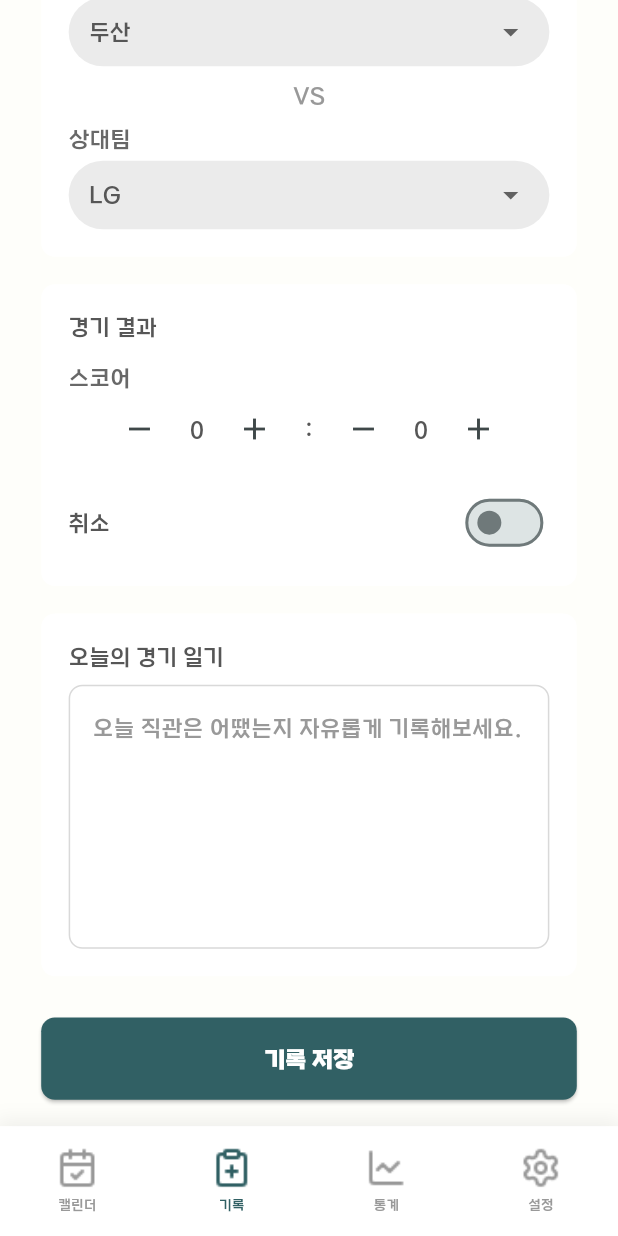
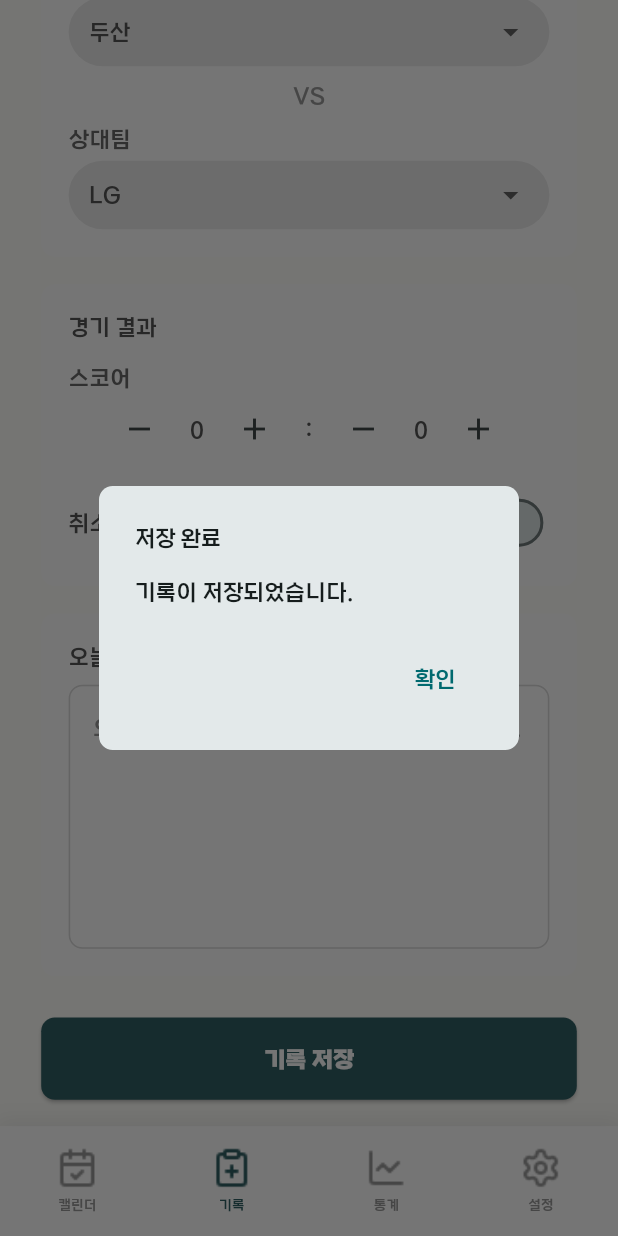
Before and after one commit to Obebe-creator/capstone_baseball, a Flutter app: the screen it shows after launch, item 2 of the bottom bar chosen, scrolled down 303 dp, after a tap on "기록 저장", on a phone screen of 412 x 824 dp. Run offline on Flutter 3.47's test engine with Material 3 defaults, Android fonts, the phone set to English and light mode, and no system bars; our stand-ins replace flutter_screenutil, get, logger, shared_preferences, table_calendar.

Commit message:
기록 저장, home에서 요약 불러오기

```diff
--- a/lib/controller/record_controller.dart
+++ b/lib/controller/record_controller.dart
@@ -3,6 +3,7 @@ import 'package:capstone_baseball/model/game_record.dart';
 import 'package:capstone_baseball/model/stadium.dart';
 import 'package:capstone_baseball/model/team.dart';
 import 'package:capstone_baseball/service/record_service.dart';
+import 'package:capstone_baseball/utils/helper/logger.dart';
 import 'package:flutter/material.dart';
 import 'package:get/get.dart';
 
@@ -29,8 +30,8 @@ class RecordController extends GetxController {
   List<Team> get teamOptions => BaseballData.teams;
   List<Stadium> get stadiumOptions => BaseballData.stadiums;
 
-  // 나중에 RecordService 연동하기 전까지 임시 저장/디버그 용도
-  void saveRecord() {
+  //
+  Future<void> saveRecord() async {
     final record = GameRecord(
       date: selectedDate.value,
       stadium: selectedStadium.value,
@@ -41,7 +42,18 @@ class RecordController extends GetxController {
       isCancelled: isCancelled.value,
       diary: diaryController.text,
     );
-    recordService.addRecord(record);
+
+    // 저장
+    await recordService.addRecord(record);
+
+    logger.i('---- Record Saved ----');
+    logger.i('Date: ${record.date}');
+    logger.i('Stadium: ${record.stadium.name}');
+    logger.i('Cheering Team: ${record.myTeam.shortName}');
+    logger.i('Opponent: ${record.opponentTeam.shortName}');
+    logger.i('Score: ${record.myScore} : ${record.opponentScore}');
+    logger.i('Cancel: ${record.isCancelled}');
+    logger.i('Diary: ${record.diary}');
   }
 
   // 초기화
--- a/lib/service/record_service.dart
+++ b/lib/service/record_service.dart
@@ -1,13 +1,62 @@
+import 'dart:convert';
 import 'package:capstone_baseball/model/game_record.dart';
 import 'package:get/get.dart';
+import 'package:shared_preferences/shared_preferences.dart';
+import 'package:flutter/foundation.dart';
 
 class RecordService extends GetxService {
-  /// 전체 기록 리스트
+  static const String _storageKey = 'game_records_v1';
+
+  /// 전체 기록 리스트 (메모리 + 화면 바인딩)
   final RxList<GameRecord> records = <GameRecord>[].obs;
 
-  /// 기록 추가
-  void addRecord(GameRecord record) {
+  SharedPreferences? _prefs;
+
+  @override
+  void onInit() {
+    super.onInit();
+    _loadFromStorage();
+  }
+
+  /// SharedPreferences 인스턴스 가져오기 (lazy)
+  Future<SharedPreferences> _getPrefs() async {
+    _prefs ??= await SharedPreferences.getInstance();
+    return _prefs!;
+  }
+
+  /// 로컬에서 기록 불러오기
+  Future<void> _loadFromStorage() async {
+    final prefs = await _getPrefs();
+    final jsonString = prefs.getString(_storageKey);
+    if (jsonString == null || jsonString.isEmpty) return;
+
+    try {
+      final List<dynamic> list = jsonDecode(jsonString) as List<dynamic>;
+      final loaded = list
+          .map((e) => GameRecord.fromJson(e as Map<String, dynamic>))
+          .toList();
+      records.assignAll(loaded);
+      debugPrint(
+        'RecordService: loaded ${records.length} records from storage',
+      );
+    } catch (e, st) {
+      debugPrint('RecordService: load error $e\n$st');
+    }
+  }
+
+  /// 현재 records 리스트 전체를 로컬에 저장
+  Future<void> _saveToStorage() async {
+    final prefs = await _getPrefs();
+    final list = records.map((r) => r.toJson()).toList();
+    final jsonString = jsonEncode(list);
+    await prefs.setString(_storageKey, jsonString);
+    debugPrint('RecordService: saved ${records.length} records to storage');
+  }
+
+  /// 기록 추가 + 로컬 저장
+  Future<void> addRecord(GameRecord record) async {
     records.add(record);
+    await _saveToStorage();
   }
 
   /// 특정 날짜의 기록들 가져오기 (달력/홈에서 사용 예정)
@@ -21,4 +70,11 @@ class RecordService extends GetxService {
         )
         .toList();
   }
+
+  /// 전부 삭제 (테스트용)
+  Future<void> clearAll() async {
+    records.clear();
+    final prefs = await _getPrefs();
+    await prefs.remove(_storageKey);
+  }
 }
--- a/lib/view/home/home_main.dart
+++ b/lib/view/home/home_main.dart
@@ -1,4 +1,5 @@
 import 'package:capstone_baseball/controller/home_controller.dart';
+import 'package:capstone_baseball/service/record_service.dart';
 import 'package:capstone_baseball/theme/app_colors.dart';
 import 'package:capstone_baseball/theme/font_styles.dart';
 import 'package:capstone_baseball/view/home/widget/home_calendar.dart';
@@ -16,6 +17,8 @@ class HomeMain extends GetView<HomeController> {
   }
 
   Widget _body() {
+    final recordService = Get.find<RecordService>();
+
     return Center(
       child: Column(
         mainAxisAlignment: MainAxisAlignment.start,
@@ -46,17 +49,123 @@ class HomeMain extends GetView<HomeController> {
             child: const HomeCalendar(),
           ),
           SizedBox(height: 14.h),
-          // MARK: - 내용
-          Container(
+          // MARK: - 선택 날짜 기록 요약
+          _recordSummary(recordService),
+        ],
+      ),
+    );
+  }
+
+  Widget _recordSummary(RecordService recordService) {
+    return Obx(() {
+      final DateTime selectedDate = controller.selectedDate.value;
+      final records = recordService.getRecordsByDate(selectedDate);
+      return Container(
         width: 312.w,
         height: 190.h,
+        padding: EdgeInsets.all(16.w),
         decoration: BoxDecoration(
           borderRadius: BorderRadius.circular(8.r),
-              color: AppColors.black,
+          color: AppColors.white,
+          boxShadow: [
+            BoxShadow(
+              color: Colors.black.withOpacity(0.05),
+              blurRadius: 8,
+              offset: const Offset(0, 2),
+            ),
+          ],
+        ),
+        child: records.isEmpty
+            ? Center(
+                child: Text(
+                  '선택된 날짜의 기록이 없습니다.',
+                  style: FontStyles.KBO_medium_13.copyWith(
+                    color: AppColors.grey_04,
+                  ),
+                ),
+              )
+            : Column(
+                crossAxisAlignment: CrossAxisAlignment.start,
+                children: [
+                  // 상단 날짜 텍스트 (예: 2025년 8월 26일)
+                  Text(
+                    '${selectedDate.year}년 ${selectedDate.month}월 ${selectedDate.day}일 경기',
+                    style: FontStyles.KBO_medium_13.copyWith(
+                      color: AppColors.grey_title,
+                    ),
+                  ),
+                  SizedBox(height: 12.h),
+
+                  // 첫 번째 기록만 간단 요약 (추후 리스트로 확장 가능)
+                  Builder(
+                    builder: (_) {
+                      final record = records.first;
+
+                      return Row(
+                        mainAxisAlignment: MainAxisAlignment.spaceBetween,
+                        children: [
+                          // 응원팀
+                          Expanded(
+                            child: Text(
+                              record.myTeam.shortName,
+                              style: FontStyles.KBO_bold_13.copyWith(
+                                color: AppColors.grey_title,
+                              ),
+                              overflow: TextOverflow.ellipsis,
+                            ),
+                          ),
+
+                          SizedBox(width: 8.w),
+
+                          // 스코어 "16 : 2"
+                          Text(
+                            '${record.myScore} : ${record.opponentScore}',
+                            style: FontStyles.KBO_bold_13.copyWith(
+                              color: AppColors.mainColor,
+                            ),
+                          ),
+
+                          SizedBox(width: 8.w),
+
+                          // 상대팀 (오른쪽 정렬)
+                          Expanded(
+                            child: Align(
+                              alignment: Alignment.centerRight,
+                              child: Text(
+                                record.opponentTeam.shortName,
+                                style: FontStyles.KBO_bold_13.copyWith(
+                                  color: AppColors.grey_title,
+                                ),
+                                overflow: TextOverflow.ellipsis,
+                              ),
+                            ),
+                          ),
+                        ],
+                      );
+                    },
+                  ),
+
+                  SizedBox(height: 8.h),
+
+                  // 취소 여부 / 간단 태그 (옵션)
+                  // 예: "취소 경기" or "정상 진행"
+                  Text(
+                    recordStatusText(records.first),
+                    style: FontStyles.KBO_medium_13.copyWith(
+                      color: AppColors.grey_05,
                     ),
                   ),
                 ],
               ),
       );
+    });
+  }
+
+  // 간단 상태 텍스트 (취소 여부)
+  String recordStatusText(record) {
+    if (record.isCancelled) {
+      return '취소된 경기입니다.';
+    }
+    return '정상 진행된 경기입니다.';
   }
 }
--- a/lib/view/record/record_main.dart
+++ b/lib/view/record/record_main.dart
@@ -308,7 +308,28 @@ class RecordMain extends GetView<RecordController> {
             borderRadius: BorderRadius.circular(8.r),
           ),
         ),
-        onPressed: controller.saveRecord,
+        onPressed: () async {
+          await controller.saveRecord(); // 저장은 컨트롤러가
+          controller.resetForm(); // 초기화도 컨트롤러가
+
+          // UI는 여기(View)가 담당
+          await showDialog(
+            context: context,
+            builder: (_) => AlertDialog(
+              title: Text('저장 완료', style: FontStyles.KBO_medium_13),
+              content: Text('기록이 저장되었습니다.', style: FontStyles.KBO_medium_13),
+              shape: RoundedRectangleBorder(
+                borderRadius: BorderRadius.circular(8.r),
+              ),
+              actions: [
+                TextButton(
+                  onPressed: () => Navigator.of(context).pop(),
+                  child: Text('확인', style: FontStyles.KBO_medium_13),
+                ),
+              ],
+            ),
+          );
+        },
         child: Text(
           '기록 저장',
           style: FontStyles.KBO_bold_13.copyWith(color: AppColors.white),
--- a/pubspec.yaml
+++ b/pubspec.yaml
@@ -14,7 +14,6 @@ dependencies:
   flutter_screenutil: ^5.9.3
   get: ^4.7.2
   shared_preferences: ^2.5.3
-  flutter_phoenix: ^1.1.1
   logger: ^2.6.2
   table_calendar: ^3.2.0
   flutter_localization: ^0.3.3
```
Also changed, not shown: pubspec.lock. Lines whose indentation alone changed are shown as unchanged.
